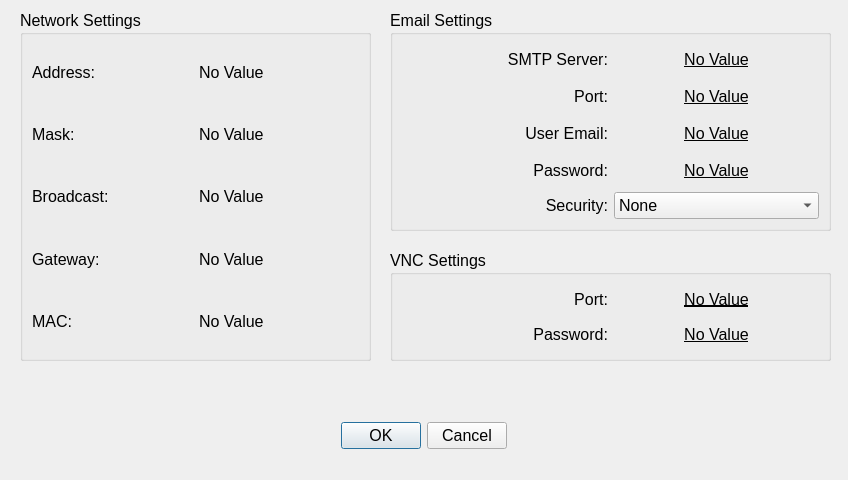
This is Key/frmnetworksettings.ui in BuzzSiler/keycodebox-key as Qt 5 draws it before an edit. The edited form follows.
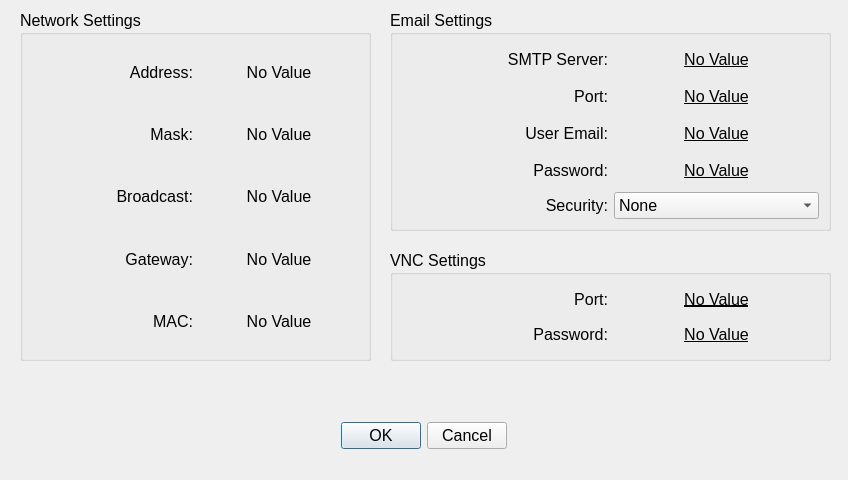
This is the edited form. Custom widgets are drawn as their Qt base class.

The edit to the form file:
```diff
--- a/Key/frmnetworksettings.ui
+++ b/Key/frmnetworksettings.ui
@@ -305,6 +305,9 @@
         <property name="text">
          <string>Address:</string>
         </property>
+        <property name="alignment">
+         <set>Qt::AlignRight|Qt::AlignTrailing|Qt::AlignVCenter</set>
+        </property>
        </widget>
       </item>
       <item>
@@ -312,6 +315,9 @@
         <property name="text">
          <string>No Value</string>
         </property>
+        <property name="alignment">
+         <set>Qt::AlignCenter</set>
+        </property>
        </widget>
       </item>
      </layout>
@@ -323,6 +329,9 @@
         <property name="text">
          <string>Mask:</string>
         </property>
+        <property name="alignment">
+         <set>Qt::AlignRight|Qt::AlignTrailing|Qt::AlignVCenter</set>
+        </property>
        </widget>
       </item>
       <item>
@@ -330,6 +339,9 @@
         <property name="text">
          <string>No Value</string>
         </property>
+        <property name="alignment">
+         <set>Qt::AlignCenter</set>
+        </property>
        </widget>
       </item>
      </layout>
@@ -341,6 +353,9 @@
         <property name="text">
          <string>Broadcast:</string>
         </property>
+        <property name="alignment">
+         <set>Qt::AlignRight|Qt::AlignTrailing|Qt::AlignVCenter</set>
+        </property>
        </widget>
       </item>
       <item>
@@ -348,6 +363,9 @@
         <property name="text">
          <string>No Value</string>
         </property>
+        <property name="alignment">
+         <set>Qt::AlignCenter</set>
+        </property>
        </widget>
       </item>
      </layout>
@@ -359,6 +377,9 @@
         <property name="text">
          <string>Gateway:</string>
         </property>
+        <property name="alignment">
+         <set>Qt::AlignRight|Qt::AlignTrailing|Qt::AlignVCenter</set>
+        </property>
        </widget>
       </item>
       <item>
@@ -366,6 +387,9 @@
         <property name="text">
          <string>No Value</string>
         </property>
+        <property name="alignment">
+         <set>Qt::AlignCenter</set>
+        </property>
        </widget>
       </item>
      </layout>
@@ -377,6 +401,9 @@
         <property name="text">
          <string>MAC:</string>
         </property>
+        <property name="alignment">
+         <set>Qt::AlignRight|Qt::AlignTrailing|Qt::AlignVCenter</set>
+        </property>
        </widget>
       </item>
       <item>
@@ -384,6 +411,9 @@
         <property name="text">
          <string>No Value</string>
         </property>
+        <property name="alignment">
+         <set>Qt::AlignCenter</set>
+        </property>
        </widget>
       </item>
      </layout>
```
Left out of the diff: 28 changed lines with no effect on the pictures.
